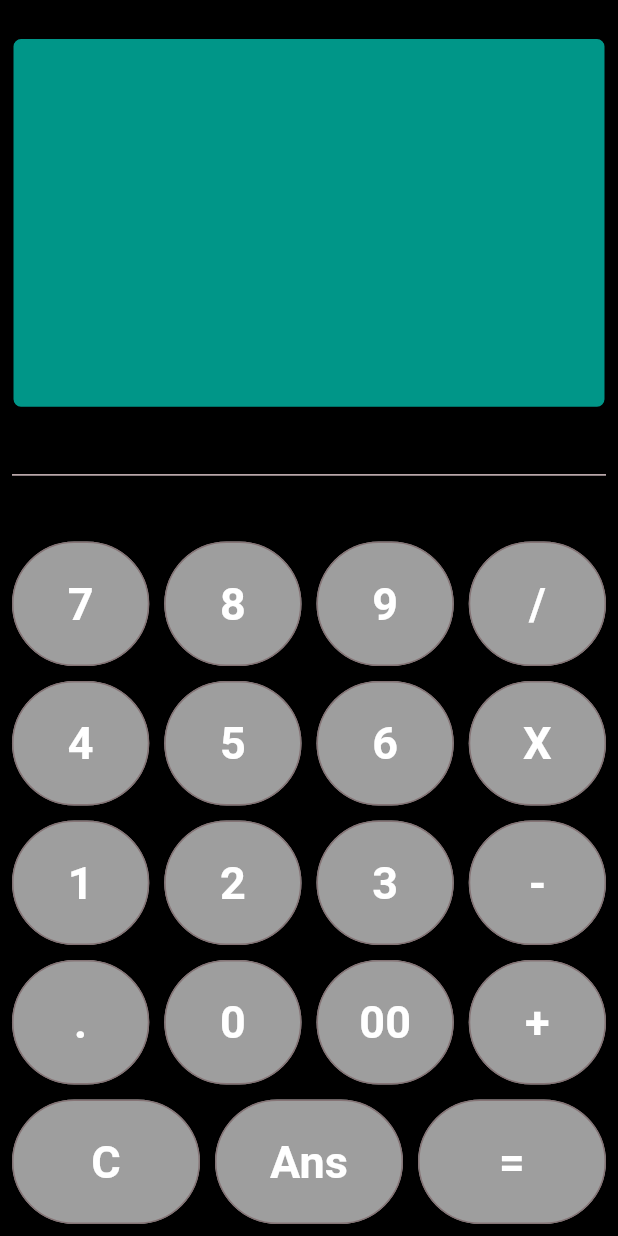
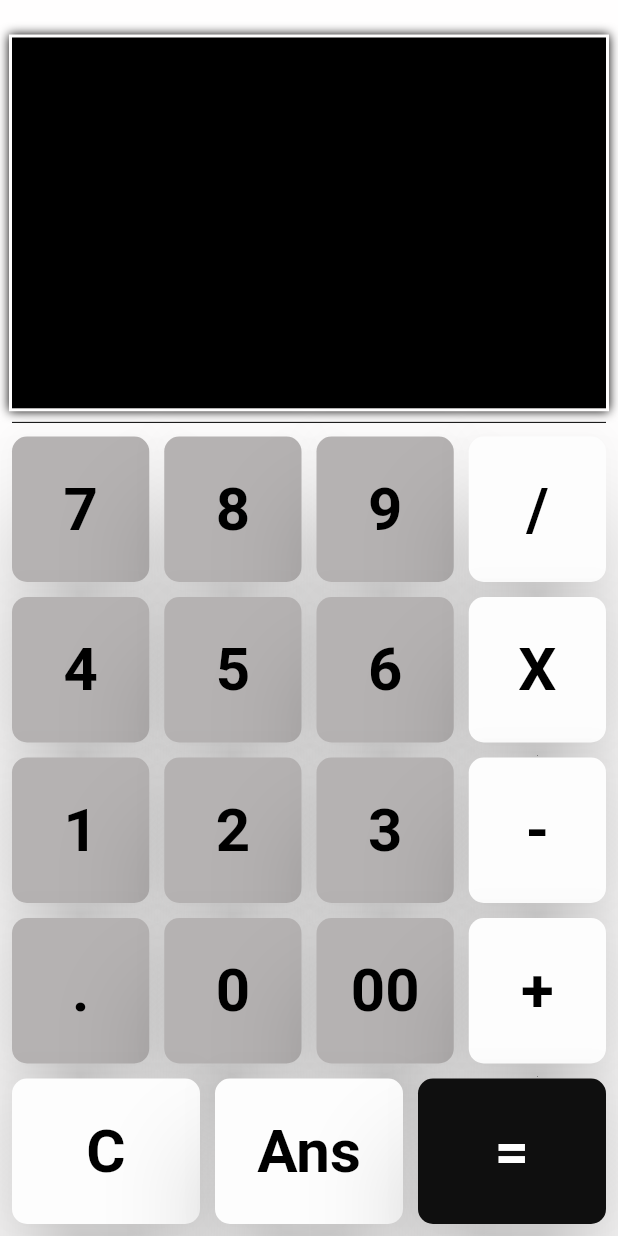
Before and after one commit to abdullahayyaz/PRODIGY_AD_01, a Flutter app: the screen it shows after launch, on a phone screen of 412 x 824 dp. Run offline on Flutter 3.47's test engine with Material 3 defaults, Android fonts, the light colour scheme and no system bars; our stand-ins replace lottie.

Commit message:
Change in UI

```diff
--- a/lib/screens/home_screen.dart
+++ b/lib/screens/home_screen.dart
@@ -84,22 +84,26 @@ class _HomeScreenState extends State<HomeScreen> {
     }
   }
 
-  Widget buildButton(String buttonText) {
+  Widget buildButton(String buttonText, Color backgroundColor, Color textColor) {
     return Expanded(
-      child: OutlinedButton(
-        style: OutlinedButton.styleFrom(
-          backgroundColor: Colors.grey,
-          padding: const EdgeInsets.all(20.0),
+      child: ElevatedButton(
+        onPressed: () => buttonPressed(buttonText),
+        style: ElevatedButton.styleFrom(
+          backgroundColor: backgroundColor, // Background color
+          padding: const EdgeInsets.symmetric(vertical: 20.0), // Padding
+          shape: RoundedRectangleBorder(
+            borderRadius: BorderRadius.circular(10), // Rectangular shape with slight rounding
+          ),
+          elevation: 30, // Elevation for a raised effect
         ),
         child: Text(
           buttonText,
-          style: const TextStyle(
-            color: Colors.white,
-            fontSize: 30.0,
+          style: TextStyle(
+            color: textColor,
+            fontSize: 40.0,
             fontWeight: FontWeight.bold,
           ),
         ),
-        onPressed: () => buttonPressed(buttonText),
       ),
     );
   }
@@ -108,7 +112,7 @@ class _HomeScreenState extends State<HomeScreen> {
   Widget build(BuildContext context) {
     return Scaffold(
       body: Container(
-        color: Colors.black,
+        color: Color.fromARGB(255, 255, 254, 254),
         padding: const EdgeInsets.only(left: 8.0, right: 8.0, top: 25.0, bottom: 8.0),
         child: Column(
           crossAxisAlignment: CrossAxisAlignment.center,
@@ -119,9 +123,12 @@ class _HomeScreenState extends State<HomeScreen> {
               height: MediaQuery.of(context).size.height * 0.3,
               width: MediaQuery.of(context).size.width,
               decoration: BoxDecoration(
-                color: Colors.teal,
-                border: Border.all(color: Colors.black, style: BorderStyle.solid),
-                borderRadius: BorderRadius.circular(6),
+                color: Colors.black,
+                border: Border.all(width: 4,color: Colors.black,style: BorderStyle.solid),
+                boxShadow: [
+                  BoxShadow(offset: Offset.zero,blurRadius: 5,spreadRadius: 2,blurStyle: BlurStyle.outer)
+                ]
+
               ),
               child: Column(
                 crossAxisAlignment: CrossAxisAlignment.end,
@@ -131,88 +138,91 @@ class _HomeScreenState extends State<HomeScreen> {
                     children: [
                       Text(
                         _num1.isNotEmpty ? formatNumber(_num1) : '',
-                        style: const TextStyle(fontSize: 40, fontWeight: FontWeight.bold),
+                        style: const TextStyle(fontSize: 30, color: Colors.white, fontWeight: FontWeight.normal),
                       ),
                       const SizedBox(width: 5),
                       Text(
                         _operand,
-                        style: const TextStyle(fontSize: 40, fontWeight: FontWeight.bold),
+                        style: const TextStyle(fontSize: 30, color: Colors.white, fontWeight: FontWeight.normal),
                       ),
                       const SizedBox(width: 5),
                       Text(
                         _num2.isNotEmpty ? formatNumber(_num2) : '',
-                        style: const TextStyle(fontSize: 40, fontWeight: FontWeight.bold),
+                        style: const TextStyle(fontSize: 30, color: Colors.white, fontWeight: FontWeight.normal),
                       ),
                     ],
                   ),
                   const SizedBox(height: 20),
                   Text(
                     _output.isNotEmpty ? formatNumber(_output) : '',
-                    style: const TextStyle(fontSize: 40, fontWeight: FontWeight.bold),
+                    style: const TextStyle(fontSize: 60, color: Colors.white, fontWeight: FontWeight.bold),
                   ),
                 ],
               ),
             ),
             const Expanded(
-              child: Divider(),
+              child: Divider(
+                color: Colors.black,
+                thickness: 0,
+              ),
             ),
             Column(
               children: [
                 Row(
                   children: [
-                    buildButton("7"),
+                    buildButton("7", const Color.fromARGB(255, 181, 178, 178), Colors.black),
                     const SizedBox(width: 10, height: 5),
-                    buildButton("8"),
+                    buildButton("8", const Color.fromARGB(255, 181, 178, 178), Colors.black),
                     const SizedBox(width: 10, height: 5),
-                    buildButton("9"),
+                    buildButton("9", const Color.fromARGB(255, 181, 178, 178), Colors.black),
                     const SizedBox(width: 10, height: 5),
-                    buildButton("/"),
+                    buildButton("/", const Color.fromARGB(255, 253, 253, 253), Colors.black),
                   ],
                 ),
                 const SizedBox(height: 10),
                 Row(
                   children: [
-                    buildButton("4"),
+                    buildButton("4", const Color.fromARGB(255, 181, 178, 178), Colors.black),
                     const SizedBox(width: 10, height: 5),
-                    buildButton("5"),
+                    buildButton("5", const Color.fromARGB(255, 181, 178, 178), Colors.black),
                     const SizedBox(width: 10, height: 5),
-                    buildButton("6"),
+                    buildButton("6", const Color.fromARGB(255, 181, 178, 178), Colors.black),
                     const SizedBox(width: 10, height: 5),
-                    buildButton("X"),
+                    buildButton("X", const Color.fromARGB(255, 253, 253, 253), Colors.black),
                   ],
                 ),
                 const SizedBox(height: 10),
                 Row(
                   children: [
-                    buildButton("1"),
+                    buildButton("1", const Color.fromARGB(255, 181, 178, 178), Colors.black),
                     const SizedBox(width: 10, height: 5),
-                    buildButton("2"),
+                    buildButton("2", const Color.fromARGB(255, 181, 178, 178), Colors.black),
                     const SizedBox(width: 10, height: 5),
-                    buildButton("3"),
+                    buildButton("3", const Color.fromARGB(255, 181, 178, 178), Colors.black),
                     const SizedBox(width: 10, height: 5),
-                    buildButton("-"),
+                    buildButton("-", const Color.fromARGB(255, 253, 253, 253), Colors.black),
                   ],
                 ),
                 const SizedBox(height: 10),
                 Row(
                   children: [
-                    buildButton("."),
+                    buildButton(".", const Color.fromARGB(255, 181, 178, 178), Colors.black),
                     const SizedBox(width: 10, height: 5),
-                    buildButton("0"),
+                    buildButton("0", const Color.fromARGB(255, 181, 178, 178), Colors.black),
                     const SizedBox(width: 10, height: 5),
-                    buildButton("00"),
+                    buildButton("00", const Color.fromARGB(255, 181, 178, 178), Colors.black),
                     const SizedBox(width: 10, height: 5),
-                    buildButton("+"),
+                    buildButton("+", const Color.fromARGB(255, 253, 253, 253), Colors.black),
                   ],
                 ),
                 const SizedBox(height: 10),
                 Row(
                   children: [
-                    buildButton("C"),
+                    buildButton("C", const Color.fromARGB(255, 253, 253, 253), Colors.black),
                     const SizedBox(width: 10, height: 5),
-                    buildButton("Ans"),
+                    buildButton("Ans", const Color.fromARGB(255, 253, 253, 253), Colors.black),
                     const SizedBox(width: 10, height: 5),
-                    buildButton("="),
+                    buildButton("=", Color.fromARGB(255, 15, 15, 15), Colors.white),
                   ],
                 ),
               ],
```
